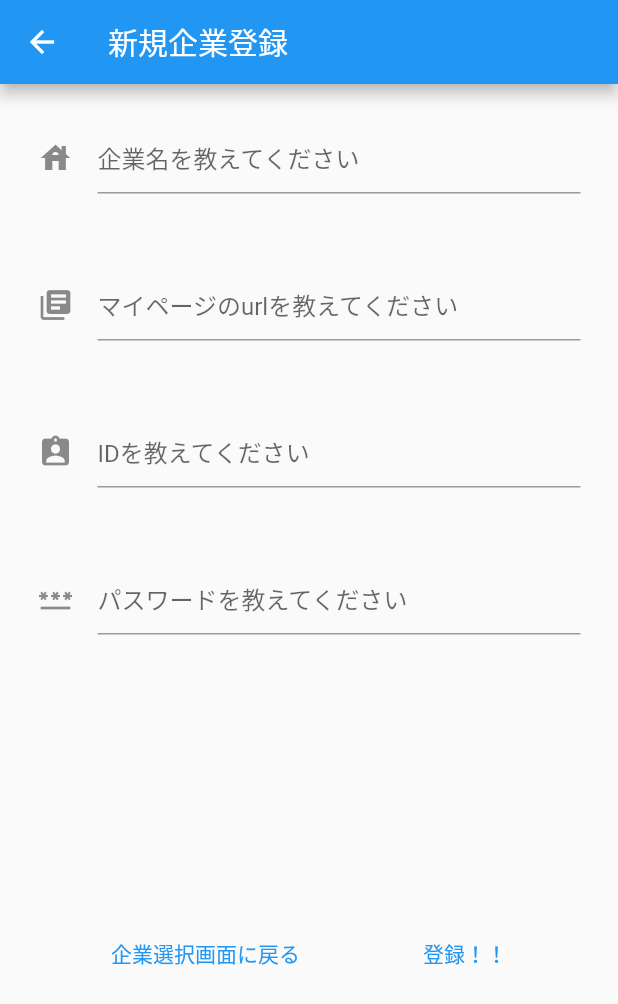
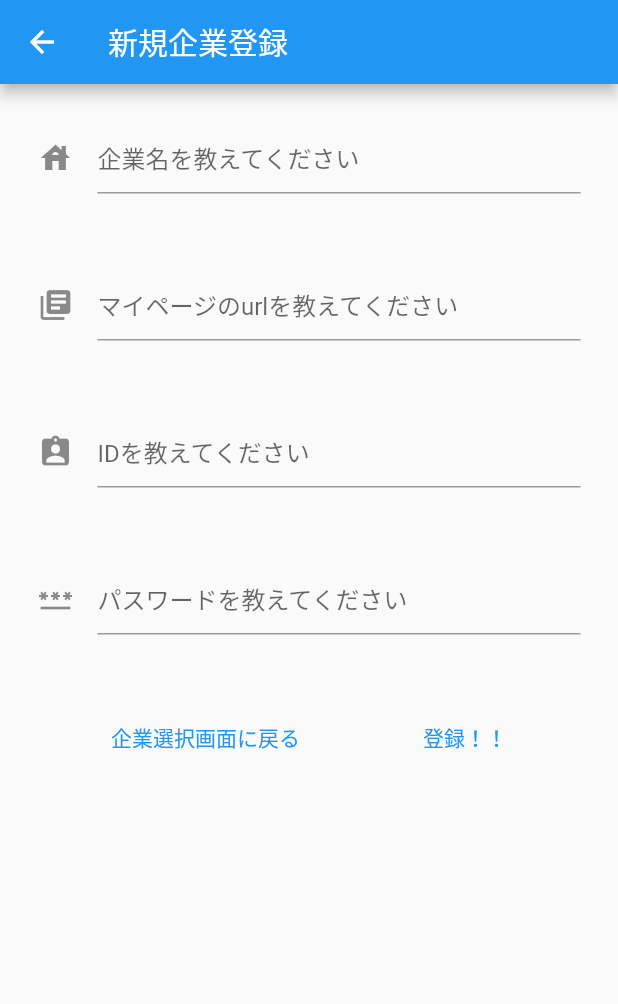
Before and after one commit to backslashflutter/webbrowser_flutter, a Flutter app: the TodoAddPage screen opened directly, on a phone screen of 412 x 824 dp. Shown: the top 1004 px of the screen. Run offline on Flutter 3.47's test engine with Material 2 defaults, Android fonts, the phone set to English and light mode, and no system bars; our stand-ins replace cloud_firestore, firebase_core, webview_flutter; accounts and stored records are empty.

Commit message:
[ほぼ完成]

```diff
--- a/lib/add_company.dart
+++ b/lib/add_company.dart
@@ -2,30 +2,6 @@ import 'package:flutter/material.dart';
 import 'package:provider/provider.dart';
 
 import 'add_model.dart';
-
-// // リスト一覧画面用Widget
-// class TodoListPage extends StatelessWidget {
-//   @override
-//   Widget build(BuildContext context) {
-//     return Scaffold(
-//       body: Center(
-//         child: Text('リスト一覧画面'),
-//       ),
-//       floatingActionButton: FloatingActionButton(
-//         onPressed: () {
-//           // "push"で新規画面に遷移
-//           Navigator.of(context).push(
-//             MaterialPageRoute(builder: (context) {
-//               // 遷移先の画面としてリスト追加画面を指定
-//               return TodoAddPage();
-//             }),
-//           );
-//         },
-//         child: Icon(Icons.add),
-//       ),
-//     );
-//   }
-// }
 
 // リスト追加画面用Widget
 class TodoAddPage extends StatelessWidget {
@@ -42,8 +18,10 @@ class TodoAddPage extends StatelessWidget {
             title: Text("新規企業登録"),
           ),
         body: Consumer<AddModel>(builder: (context, model, child){
-          return Center(
+          return SingleChildScrollView(
+            child: Center(
               child: Container(
+                height: 1200,
                 child: Column(
                   children: [
                   Padding(
@@ -112,7 +90,7 @@ class TodoAddPage extends StatelessWidget {
                       }
                     ),
                   ),
-                Spacer(),
+                  SizedBox(height:20),
                     Row(
                       mainAxisAlignment: MainAxisAlignment.spaceEvenly,
                       children: [
@@ -155,11 +133,6 @@ class TodoAddPage extends StatelessWidget {
                             return SimpleDialog(
                               title: Text("入力されていない項目があります"),
                               children: <Widget>[
-                              // コンテンツ領域
-                              // SimpleDialogOption(
-                              //   onPressed: () => Navigator.pop(context),
-                              //   child: Text("１項目目"),
-                              // ),
                               ],
                             );
                           },
@@ -171,8 +144,9 @@ class TodoAddPage extends StatelessWidget {
                         ),
                       ],
                     ),
-                  Spacer(),
+                    SizedBox(height:20),
                   ],
+                ),
               ),
             ),
           );
```
Also changed, not shown: 67 other files. Lines whose indentation alone changed are shown as unchanged.
